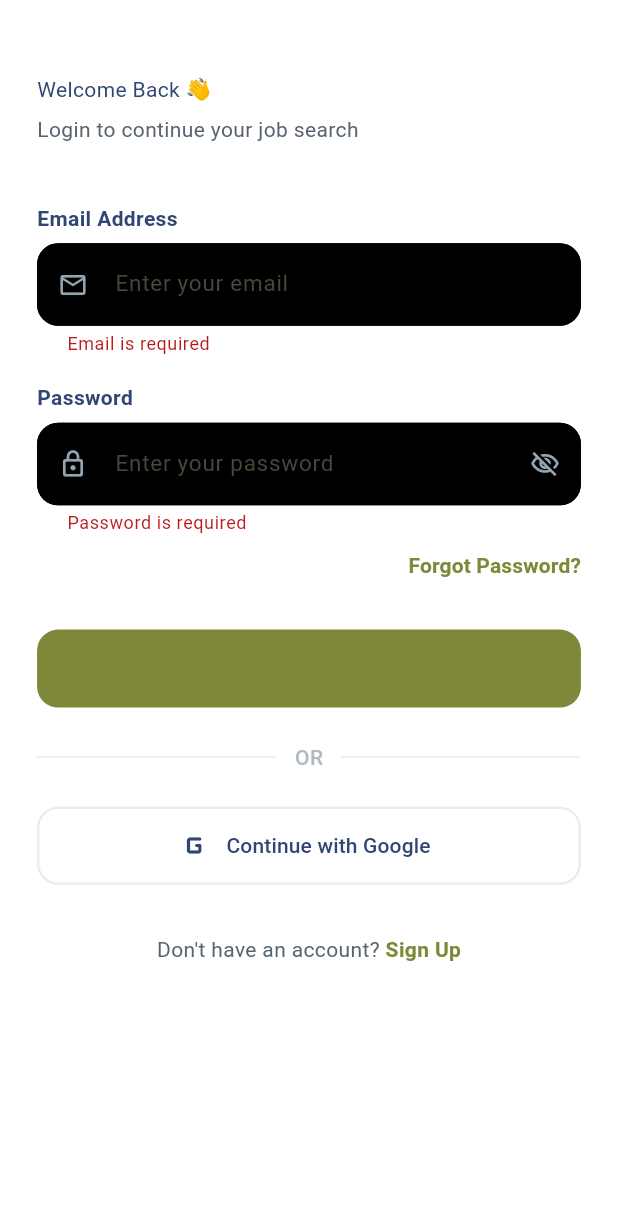
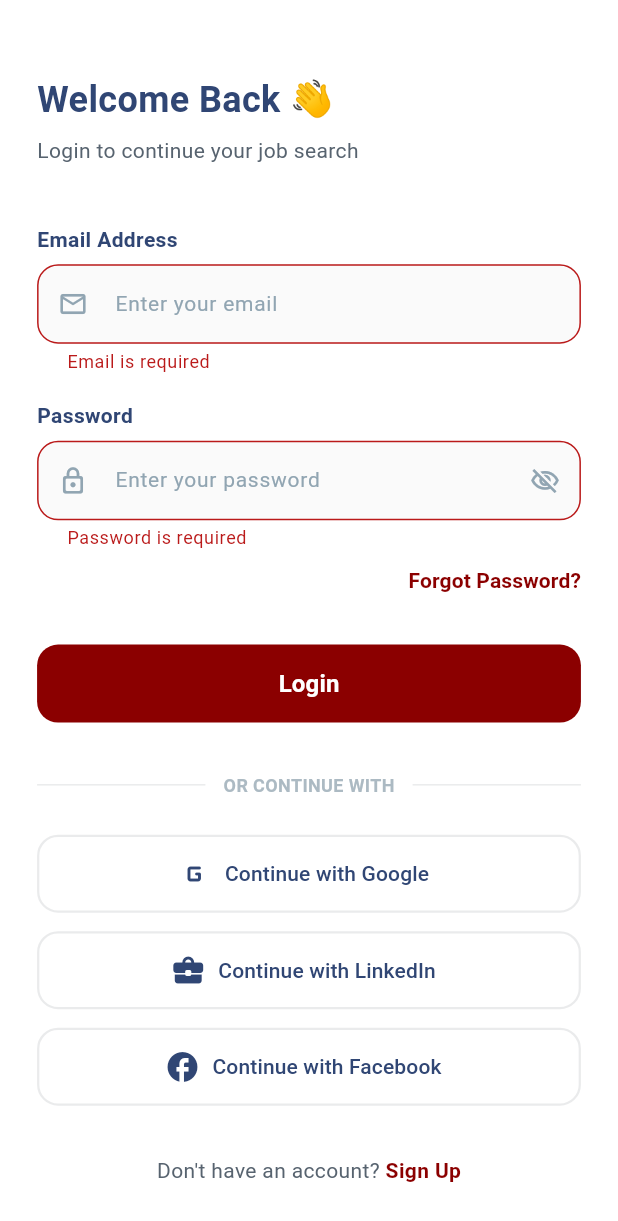
Before and after one commit to Gunitkalra/aimjobportal, a Flutter app: the LoginScreen screen opened by its route, after a tap on "Login", after a tap on "Continue with Google", on a phone screen of 412 x 824 dp. Shown: the top 1221 px of the screen. Run offline on Flutter 3.47's test engine with Material 3 defaults, Android fonts, the phone set to English and light mode, and no system bars; our stand-ins replace fluttertoast, get, google_sign_in, shared_preferences; accounts and stored records are empty; Roboto replaces fonts that are missing (Poppins); statements that could not run were skipped.

Commit message:
login_screen

```diff
--- a/lib/Utils/colors.dart
+++ b/lib/Utils/colors.dart
@@ -25,6 +25,7 @@ class AppColors {
   // Buttons
   static const Color buttonPrimary = Color.fromRGBO(127, 136, 57, 1);
   static const Color buttonAppbar = Color.fromRGBO(137, 159, 135, 1);
+  static const Color darkRed = Color(0xFF8B0000);
 
   // Navigation
   static const Color navUnselected = Color.fromRGBO(33, 55, 33, 1);
--- a/lib/presentation/Login/controller/Auth_Controller.dart
+++ b/lib/presentation/Login/controller/Auth_Controller.dart
@@ -1,10 +1,11 @@
 import 'package:flutter/material.dart';
 import 'package:get/get.dart';
 import 'package:fluttertoast/fluttertoast.dart';
+import 'package:google_sign_in/google_sign_in.dart'; // Add this package
+// import 'package:flutter_facebook_auth/flutter_facebook_auth.dart'; // Add this package
 
 import '../../../Utils/shared_prehelper.dart';
 import '../../../routes/app_routes.dart';
-
 
 class AuthController extends GetxController {
   // ── Form controllers ──────────────────────────────────────────────────────
@@ -15,12 +16,16 @@ class AuthController extends GetxController {
   final loginFormKey  = GlobalKey<FormState>();
   final signupFormKey = GlobalKey<FormState>();
 
+  // ── Social Login instances ───────────────────────────────────────────────
+  final GoogleSignIn _googleSignIn = GoogleSignIn();
+
   // ── Reactive state ────────────────────────────────────────────────────────
   final isLoading       = false.obs;
   final hidePassword    = true.obs;
   final hideConfirmPass = true.obs;
 
-  final _prefs = SharedPrefHelper;
+  // FIXED: Added () to create an instance
+  final _prefs = SharedPrefHelper();
 
   @override
   void onClose() {
@@ -33,44 +38,83 @@ class AuthController extends GetxController {
   void togglePassword()        => hidePassword.toggle();
   void toggleConfirmPassword() => hideConfirmPass.toggle();
 
-  // ── Login ─────────────────────────────────────────────────────────────────
+  // ── Email/Password Login ─────────────────────────────────────────────────
   Future<void> login() async {
     if (!loginFormKey.currentState!.validate()) return;
     isLoading.value = true;
     try {
-      // ── TODO: replace with your real API call ──────────────────────────
-      // final res = await ApiService.instance.login(
-      //   email:    emailCtrl.text.trim(),
-      //   password: passwordCtrl.text,
-      // );
-      // final model = AuthModel.fromJson(res.data);
-      // await _prefs.saveSession(
-      //   token:  model.token,
-      //   userId: model.userId,
-      //   name:   model.name,
-      //   email:  model.email,
-      // );
-      // ─────────────────────────────────────────────────────────────────
+      // Simulate API Call
+      await Future.delayed(const Duration(seconds: 1));
 
-      // Simulated delay — remove after API is wired
-      await Future.delayed(const Duration(seconds: 1));
-      // await _prefs.saveSession(
-      //   token:  'mock_token_123',
-      //   userId: '1',
-      //   name:   emailCtrl.text.split('@').first,
-      //   email:  emailCtrl.text.trim(),
-      // );
+      // Save session and navigate
+      // await _prefs.saveSession(...);
 
-      // Get.offAllNamed(AppRoutes.home);
+      // Get.offAllNamed(AppRoutes.customerDashboard);
     } catch (_) {
-      Fluttertoast.showToast(
-        msg:             'Login failed. Please check your credentials.',
-        backgroundColor: const Color(0xFFE53935),
-        textColor:       const Color(0xFFFFFFFF),
-      );
+      _showErrorToast('Login failed. Please check your credentials.');
     } finally {
       isLoading.value = false;
     }
+  }
+
+  // ── Google Login ─────────────────────────────────────────────────────────
+  Future<void> loginWithGoogle() async {
+    try {
+      isLoading.value = true;
+      // This triggers the official Google Login popup
+      final GoogleSignInAccount? googleUser = await _googleSignIn.signIn();
+
+      if (googleUser != null) {
+        // Success! Navigate to dashboard
+        // Get.offAllNamed(AppRoutes.customerDashboard);
+      }
+    } catch (e) {
+      _showErrorToast('Google Sign-In failed');
+    } finally {
+      isLoading.value = false;
+    }
+  }
+
+  // ── Facebook Login ───────────────────────────────────────────────────────
+  Future<void> loginWithFacebook() async {
+    try {
+      isLoading.value = true;
+      // Logic for Facebook:
+      // final result = await FacebookAuth.instance.login();
+      // if (result.status == LoginStatus.success) { ... }
+
+      // Placeholder navigation
+      await Future.delayed(const Duration(seconds: 1));
+      // Get.offAllNamed(AppRoutes.customerDashboard);
+    } catch (e) {
+      _showErrorToast('Facebook Sign-In failed');
+    } finally {
+      isLoading.value = false;
+    }
+  }
+
+  // ── LinkedIn Login ───────────────────────────────────────────────────────
+  Future<void> loginWithLinkedIn() async {
+    try {
+      isLoading.value = true;
+      // LinkedIn usually requires a WebView or a specialized package
+      await Future.delayed(const Duration(seconds: 1));
+      // Get.offAllNamed(AppRoutes.customerDashboard);
+    } catch (e) {
+      _showErrorToast('LinkedIn Sign-In failed');
+    } finally {
+      isLoading.value = false;
+    }
+  }
+
+  // ── Helper: Red Toast ────────────────────────────────────────────────────
+  void _showErrorToast(String msg) {
+    Fluttertoast.showToast(
+      msg: msg,
+      backgroundColor: Colors.red,
+      textColor: Colors.white,
+      gravity: ToastGravity.BOTTOM,
+    );
   }
 
   // ── Logout ────────────────────────────────────────────────────────────────
--- a/lib/presentation/Login/view/Login_Screen.dart
+++ b/lib/presentation/Login/view/Login_Screen.dart
@@ -6,6 +6,9 @@ import '../controller/Auth_Controller.dart';
 
 class LoginScreen extends GetView<AuthController> {
   const LoginScreen({super.key});
+
+  // Define the red color to be used consistently
+  static const Color brandRed = Colors.red;
 
   @override
   Widget build(BuildContext context) {
@@ -25,15 +28,16 @@ class LoginScreen extends GetView<AuthController> {
                 SizedBox(height: sh * 0.06),
 
                 // ── Header ───────────────────────────────────────────────
-                Text(
+                const Text(
                   'Welcome Back 👋',
                   style: TextStyle(
-                    fontSize: 14,
+                    fontSize: 24, // Increased size for header
+                    fontWeight: FontWeight.bold,
                     color: AppColors.textPrimary,
                   ),
                 ),
                 SizedBox(height: sh * 0.008),
-                Text(
+                const Text(
                   'Login to continue your job search',
                   style: TextStyle(
                     fontSize: 14,
@@ -44,18 +48,15 @@ class LoginScreen extends GetView<AuthController> {
                 SizedBox(height: sh * 0.048),
 
                 // ── Email field ──────────────────────────────────────────
-                _FieldLabel(label: 'Email Address'),
+                const _FieldLabel(label: 'Email Address'),
                 SizedBox(height: sh * 0.008),
                 TextFormField(
-                  controller:   controller.emailCtrl,
+                  controller: controller.emailCtrl,
                   keyboardType: TextInputType.emailAddress,
                   textInputAction: TextInputAction.next,
-                  style: TextStyle(
-                    fontSize: 14,
-                    color: AppColors.textPrimary,
-                  ),
+                  style: const TextStyle(fontSize: 14, color: AppColors.textPrimary),
                   decoration: _inputDecoration(
-                    hint:   'Enter your email',
+                    hint: 'Enter your email',
                     prefix: Icons.email_outlined,
                   ),
                   validator: controller.emailValidator,
@@ -64,19 +65,16 @@ class LoginScreen extends GetView<AuthController> {
                 SizedBox(height: sh * 0.022),
 
                 // ── Password field ───────────────────────────────────────
-                _FieldLabel(label: 'Password'),
+                const _FieldLabel(label: 'Password'),
                 SizedBox(height: sh * 0.008),
                 Obx(() => TextFormField(
-                  controller:     controller.passwordCtrl,
-                  obscureText:    controller.hidePassword.value,
+                  controller: controller.passwordCtrl,
+                  obscureText: controller.hidePassword.value,
                   textInputAction: TextInputAction.done,
                   onFieldSubmitted: (_) => controller.login(),
-                  style: TextStyle(
-                    fontSize: 14,
-                    color: AppColors.textPrimary,
-                  ),
+                  style: const TextStyle(fontSize: 14, color: AppColors.textPrimary),
                   decoration: _inputDecoration(
-                    hint:   'Enter your password',
+                    hint: 'Enter your password',
                     prefix: Icons.lock_outline_rounded,
                     suffix: GestureDetector(
                       onTap: controller.togglePassword,
@@ -94,23 +92,24 @@ class LoginScreen extends GetView<AuthController> {
 
                 SizedBox(height: sh * 0.012),
 
-                // ── Forgot password ──────────────────────────────────────
+                // ── Forgot password (Red Color) ──────────────────────────
                 Align(
                   alignment: Alignment.centerRight,
                   child: TextButton(
                     onPressed: () {
-                      // TODO: navigate to forgot password screen
+                      // Navigate to forgot password screen
+                      // Get.toNamed(AppRoutes.forgotPassword);
                     },
                     style: TextButton.styleFrom(
                       padding: EdgeInsets.zero,
                       minimumSize: const Size(0, 0),
                       tapTargetSize: MaterialTapTargetSize.shrinkWrap,
                     ),
-                    child: Text(
+                    child: const Text(
                       'Forgot Password?',
                       style: TextStyle(
                         fontSize: 14,
-                        color: AppColors.buttonPrimary,
+                        color: AppColors.darkRed, // Red Color
                         fontWeight: FontWeight.w600,
                       ),
                     ),
@@ -119,18 +118,15 @@ class LoginScreen extends GetView<AuthController> {
 
                 SizedBox(height: sh * 0.04),
 
-                // ── Login button ─────────────────────────────────────────
+                // ── Login button (Red Color) ─────────────────────────────
                 Obx(() => SizedBox(
                   width: double.infinity,
                   height: 52,
                   child: ElevatedButton(
-                    onPressed: controller.isLoading.value
-                        ? null
-                        : controller.login,
+                    onPressed: controller.isLoading.value ? null : controller.login,
                     style: ElevatedButton.styleFrom(
-                      backgroundColor: AppColors.buttonPrimary,
-                      disabledBackgroundColor:
-                      AppColors.buttonPrimary.withOpacity(0.6),
+                      backgroundColor: AppColors.darkRed, // Red Color
+                      disabledBackgroundColor: brandRed.withOpacity(0.6),
                       elevation: 0,
                       shape: RoundedRectangleBorder(
                         borderRadius: BorderRadius.circular(14),
@@ -145,91 +141,84 @@ class LoginScreen extends GetView<AuthController> {
                         color: AppColors.white,
                       ),
                     )
-                        : Text('Login',  style: TextStyle(
-                      fontSize: 14,)),
+                        : const Text(
+                      'Login',
+                      style: TextStyle(
+                        fontSize: 16,
+                        fontWeight: FontWeight.bold,
+                        color: Colors.white,
+                      ),
+                    ),
                   ),
                 )),
 
-                SizedBox(height: sh * 0.028),
+                SizedBox(height: sh * 0.04),
 
                 // ── Divider ──────────────────────────────────────────────
-                Row(
+                const Row(
                   children: [
-                    const Expanded(child: Divider(color: AppColors.line)),
+                    Expanded(child: Divider(color: AppColors.line)),
                     Padding(
-                      padding: const EdgeInsets.symmetric(horizontal: 12),
+                      padding: EdgeInsets.symmetric(horizontal: 12),
                       child: Text(
-                        'OR',
+                        'OR CONTINUE WITH',
                         style: TextStyle(
-                          fontSize: 14,
+                          fontSize: 12,
                           color: AppColors.textMuted,
-                          fontWeight: FontWeight.w500,
+                          fontWeight: FontWeight.w600,
                         ),
                       ),
                     ),
-                    const Expanded(child: Divider(color: AppColors.line)),
+                    Expanded(child: Divider(color: AppColors.line)),
                   ],
                 ),
 
-                SizedBox(height: sh * 0.028),
+                SizedBox(height: sh * 0.03),
 
-                // ── Google sign in (placeholder) ─────────────────────────
-                SizedBox(
-                  width: double.infinity,
-                  height: 52,
-                  child: OutlinedButton.icon(
-                    onPressed: () {
-                      // TODO: implement Google sign-in
-                    },
-                    icon: const Icon(
-                      Icons.g_mobiledata_rounded,
-                      size: 26,
-                      color: AppColors.textPrimary,
-                    ),
-                    label: Text(
-                      'Continue with Google',
-                      style: TextStyle(
-                        fontSize: 14,
-                        color: AppColors.textPrimary,
-                        fontWeight: FontWeight.w500,
-                      ),
-                    ),
-                    style: OutlinedButton.styleFrom(
-                      side: const BorderSide(color: AppColors.line, width: 1.5),
-                      shape: RoundedRectangleBorder(
-                        borderRadius: BorderRadius.circular(14),
-                      ),
-                    ),
-                  ),
+                // ── Social Logins (Google, LinkedIn, Facebook) ───────────
+                // inside LoginScreen Column...
+
+// ── Social Logins (Now triggering real login pages) ───────────
+                _SocialLoginButton(
+                  label: 'Continue with Google',
+                  icon: Icons.g_mobiledata_rounded,
+                  onTap: () => controller.loginWithGoogle(), // Calls the Google Auth logic
                 ),
-
+                SizedBox(height: sh * 0.015),
+                _SocialLoginButton(
+                  label: 'Continue with LinkedIn',
+                  icon: Icons.business_center_rounded,
+                  onTap: () => controller.loginWithLinkedIn(),
+                ),
+                SizedBox(height: sh * 0.015),
+                _SocialLoginButton(
+                  label: 'Continue with Facebook',
+                  icon: Icons.facebook_rounded,
+                  onTap: () => controller.loginWithFacebook(),
+                ),
                 SizedBox(height: sh * 0.04),
 
                 // ── Sign up link ─────────────────────────────────────────
                 Row(
                   mainAxisAlignment: MainAxisAlignment.center,
                   children: [
-                    Text(
+                    const Text(
                       "Don't have an account? ",
-                      style: TextStyle(
-                        fontSize: 14,
-                        color: AppColors.textSecondary,
-                      ),
+                      style: TextStyle(fontSize: 14, color: AppColors.textSecondary),
                     ),
                     GestureDetector(
                       onTap: () => Get.toNamed(AppRoutes.signup),
-                      child: Text(
+                      child: const Text(
                         'Sign Up',
                         style: TextStyle(
                           fontSize: 14,
-                          color: AppColors.buttonPrimary,
+                          color: AppColors.darkRed, // Red Color
                           fontWeight: FontWeight.w700,
                         ),
                       ),
                     ),
                   ],
                 ),
-
                 SizedBox(height: sh * 0.03),
               ],
             ),
@@ -246,11 +235,10 @@ class LoginScreen extends GetView<AuthController> {
   }) {
     return InputDecoration(
       hintText: hint,
-      hintStyle: TextStyle(fontSize: 15),
+      hintStyle: const TextStyle(fontSize: 14, color: AppColors.textHint),
       filled: true,
-      fillColor: AppColors.black,
-      contentPadding:
-      const EdgeInsets.symmetric(horizontal: 16, vertical: 16),
+      fillColor: Colors.grey[50], // Light grey instead of black for better contrast
+      contentPadding: const EdgeInsets.symmetric(horizontal: 16, vertical: 16),
       prefixIcon: Icon(prefix, color: AppColors.textHint, size: 20),
       suffixIcon: suffix,
       border: OutlineInputBorder(
@@ -263,22 +251,51 @@ class LoginScreen extends GetView<AuthController> {
       ),
       focusedBorder: OutlineInputBorder(
         borderRadius: BorderRadius.circular(14),
-        borderSide:
-        const BorderSide(color: AppColors.buttonPrimary, width: 1.5),
-      ),
-      errorBorder: OutlineInputBorder(
-        borderRadius: BorderRadius.circular(14),
-        borderSide:  BorderSide(color: AppColors.black),
-      ),
-      focusedErrorBorder: OutlineInputBorder(
-        borderRadius: BorderRadius.circular(14),
-        borderSide: const BorderSide(color: AppColors.black, width: 1.5),
+        borderSide: const BorderSide(color: brandRed, width: 1.5),
       ),
     );
   }
 }
 
-// ── Small label above fields ─────────────────────────────────────────────────
+// ── Social Login Button Helper ───────────────────────────────────────────────
+class _SocialLoginButton extends StatelessWidget {
+  final String label;
+  final IconData icon;
+  final VoidCallback onTap;
+
+  const _SocialLoginButton({
+    required this.label,
+    required this.icon,
+    required this.onTap,
+  });
+
+  @override
+  Widget build(BuildContext context) {
+    return SizedBox(
+      width: double.infinity,
+      height: 52,
+      child: OutlinedButton.icon(
+        onPressed: onTap,
+        icon: Icon(icon, size: 24, color: AppColors.textPrimary),
+        label: Text(
+          label,
+          style: const TextStyle(
+            fontSize: 14,
+            color: AppColors.textPrimary,
+            fontWeight: FontWeight.w500,
+          ),
+        ),
+        style: OutlinedButton.styleFrom(
+          side: const BorderSide(color: AppColors.line, width: 1.5),
+          shape: RoundedRectangleBorder(
+            borderRadius: BorderRadius.circular(14),
+          ),
+        ),
+      ),
+    );
+  }
+}
+
 class _FieldLabel extends StatelessWidget {
   final String label;
   const _FieldLabel({required this.label});
@@ -287,7 +304,7 @@ class _FieldLabel extends StatelessWidget {
   Widget build(BuildContext context) {
     return Text(
       label,
-      style: TextStyle(
+      style: const TextStyle(
         fontSize: 14,
         color: AppColors.textPrimary,
         fontWeight: FontWeight.w600,
--- a/lib/presentation/splash/controller/Splash_Controller.dart
+++ b/lib/presentation/splash/controller/Splash_Controller.dart
@@ -1,10 +1,7 @@
 import 'package:get/get.dart';
-import '../../../Utils/shared_prehelper.dart';
-
+import '../../../routes/app_routes.dart';
 
 class SplashController extends GetxController {
-  final SharedPrefHelper _prefHelper = SharedPrefHelper();
-
   // Animation state observables
   final RxDouble logoOpacity = 0.0.obs;
   final RxDouble logoScale = 0.8.obs;
@@ -27,53 +24,12 @@ class SplashController extends GetxController {
     taglineOpacity.value = 1.0;
   }
 
-  /// Reads session data and decides where to navigate after splash
+  /// Simply waits for animations and then moves to onboarding
   Future<void> _initSession() async {
-    // Minimum splash display time
-    await Future.delayed(const Duration(milliseconds: 2800));
+    // Wait 3 seconds so the user can see your splash screen animations
+    await Future.delayed(const Duration(milliseconds: 3000));
 
-    // final SplashModel session = await _checkSession();
-
-    // _navigate(session);
+    // Direct navigation to onboarding
+    Get.offAllNamed(AppRoutes.onboarding);
   }
-
-  // Future<SplashModel> _checkSession() async {
-  //   // final isLoggedIn = await _prefHelper.isLoggedIn();
-  //   // final userRole = await _prefHelper.getUserRole();
-  //   // final isOnboarded = await _prefHelper.isOnboarded();
-  //
-  //   // return SplashModel(
-  //   //   isLoggedIn: isLoggedIn,
-  //   //   userRole: userRole,
-  //   //   isOnboarded: isOnboarded,
-  //   // );
-  // }
-
-  // void _navigate(SplashModel session) {
-  //   if (!session.isOnboarded) {
-  //     // First-time user → onboarding
-  //     Get.offAllNamed(AppRoutes.onboarding);
-  //     return;
-  //   }
-  //
-  //   if (!session.isLoggedIn) {
-  //     // Not logged in → login
-  //     Get.offAllNamed(AppRoutes.login);
-  //     return;
-  //   }
-  //
-  //   // Logged in → navigate by role
-  //   switch (session.userRole) {
-  //     case 'franchise':
-  //       Get.offAllNamed(AppRoutes.franchiseDashboard);
-  //       break;
-  //     case 'delivery':
-  //       Get.offAllNamed(AppRoutes.deliveryDashboard);
-  //       break;
-  //     case 'customer':
-  //     default:
-  //       Get.offAllNamed(AppRoutes.customerDashboard);
-  //       break;
-  //   }
-  // }
 }
--- a/pubspec.yaml
+++ b/pubspec.yaml
@@ -38,6 +38,10 @@ dependencies:
   get: ^5.0.0-release-candidate-9.3.2
   intl: ^0.19.0
   fluttertoast: ^8.2.4
+  google_sign_in: ^6.2.1
+  flutter_facebook_auth: ^7.1.1
+    # For LinkedIn, most developers use:
+  linkedin_login: ^3.0.0
 
 dev_dependencies:
   flutter_test:
```
Also changed, not shown: pubspec.lock, 5 other files.
